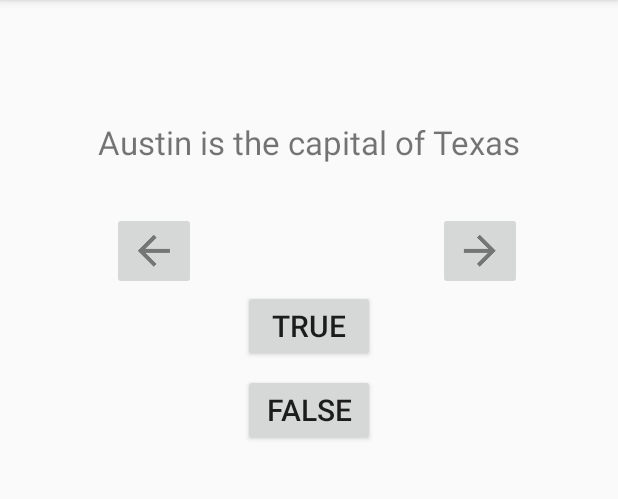
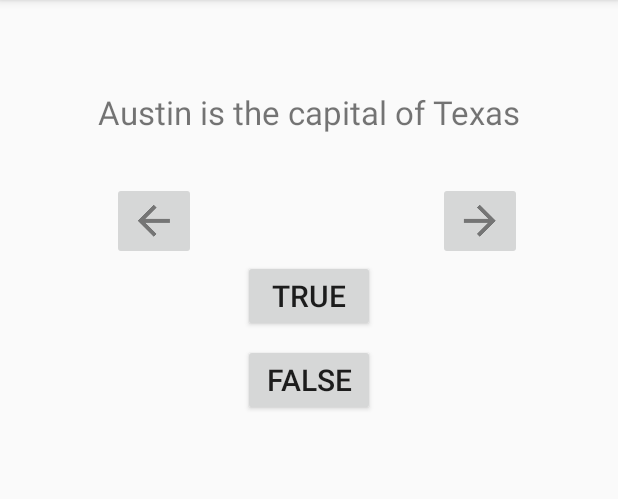
Before and after one commit to RutgersMobileApplicationDevelopment/Quiz, an Android app: the screen it shows after launch (QuizActivity), after a tap on "FALSE", on a phone screen of 412 x 824 dp, the part 84-583 px from its top. Run offline under Robolectric (Android 15) with nearby library versions, the phone set to English and light mode, and no system bars.

```diff
--- a/app/build.gradle
+++ b/app/build.gradle
@@ -24,7 +24,7 @@ android {
 }
 
 dependencies {
-    implementation fileTree(dir: 'libs', include: ['*.jar'])
+    implementation fileTree(include: ['*.jar'], dir: 'libs')
     implementation 'com.android.support:appcompat-v7:26.1.0'
     implementation 'com.android.support.constraint:constraint-layout:1.0.2'
     testImplementation 'junit:junit:4.12'
@@ -32,4 +32,5 @@ dependencies {
         exclude group: 'com.android.support', module: 'support-annotations'
     })
     implementation "org.jetbrains.kotlin:kotlin-stdlib-jre7:$kotlin_version"
+    implementation 'com.android.support:design:26.1.0'
 }
--- a/app/src/main/java/rutgers/edu/quiz/QuizActivity.java
+++ b/app/src/main/java/rutgers/edu/quiz/QuizActivity.java
@@ -1,7 +1,10 @@
 package rutgers.edu.quiz;
 
 import android.content.Intent;
+import android.content.pm.PackageManager;
+import android.net.Uri;
 import android.support.annotation.Nullable;
+import android.support.design.widget.Snackbar;
 import android.support.v7.app.AppCompatActivity;
 import android.os.Bundle;
 import android.view.View;
@@ -10,17 +13,19 @@ import android.widget.ImageButton;
 import android.widget.TextView;
 import android.widget.Toast;
 
+import java.util.List;
+
 class QuizActivity extends AppCompatActivity{
 
     private static final String EXTRA_INDEX="QuizActivity.EXTRA_INDEX";
 
     private static final String[][] mQuestions={
-            {"Austin is the capital of Texas","True"},
-            {"Los Angeles is the capital of New Jersey","False"},
-            {"Providence is the capital of Rhode Island","True"},
-            {"Sacramento is the capital of California","True"},
-            {"Cary is the capital of North Carolina","False"},
-            {"Houston is the capital of Washington","False"}
+            {"Austin","Texas","True"},
+            {"Los Angeles","New Jersey","False"},
+            {"Providence","Rhode Island","True"},
+            {"Sacramento","California","True"},
+            {"Cary","North Carolina","False"},
+            {"Houston","Washington","False"}
     };
 
     private ImageButton mLeftButton,mRightButton;
@@ -28,6 +33,7 @@ class QuizActivity extends AppCompatActivity{
     private Button mTrueButton, mFalseButton;
 
     private int mIndex;
+    private int mWrongCount=0;
     @Override
     protected void onCreate( Bundle savedInstanceState) {
         super.onCreate(savedInstanceState);
@@ -43,11 +49,11 @@ class QuizActivity extends AppCompatActivity{
         mTrueButton=findViewById(R.id.button_true);
         mFalseButton=findViewById(R.id.button_false);
 
-        mQuestionTextView.setText(mQuestions[mIndex][0]);
+        mQuestionTextView.setText(getQuestion(mQuestions[mIndex][0],mQuestions[mIndex][1]));
         mQuestionTextView.setOnLongClickListener(new View.OnLongClickListener() {
             @Override
             public boolean onLongClick(View v) {
-                Intent i=CheatActivity.getIntent(QuizActivity.this,mQuestions[mIndex][1]);
+                Intent i=CheatActivity.getIntent(QuizActivity.this,mQuestions[mIndex][2]);
                 QuizActivity.this.startActivity(i);
                 return true;
             }
@@ -61,7 +67,8 @@ class QuizActivity extends AppCompatActivity{
                 }else{
                     mIndex--;
                 }
-                mQuestionTextView.setText(mQuestions[mIndex][0]);
+                mWrongCount=0;
+                mQuestionTextView.setText(getQuestion(mQuestions[mIndex][0],mQuestions[mIndex][1]));
             }
         });
 
@@ -73,18 +80,23 @@ class QuizActivity extends AppCompatActivity{
                 }else{
                     mIndex++;
                 }
-                mQuestionTextView.setText(mQuestions[mIndex][0]);
+                mWrongCount=0;
+                mQuestionTextView.setText(getQuestion(mQuestions[mIndex][0],mQuestions[mIndex][1]));
             }
         });
 
         mTrueButton.setOnClickListener(new View.OnClickListener() {
             @Override
             public void onClick(View v) {
-                String res=mQuestions[mIndex][1];
+                String res=mQuestions[mIndex][2];
                 if(res.equals("True")){
                     Toast.makeText(QuizActivity.this,"Correct!",Toast.LENGTH_SHORT).show();
                 }else{
                     Toast.makeText(QuizActivity.this,"Wrong",Toast.LENGTH_SHORT).show();
+                    mWrongCount++;
+                    if(mWrongCount>2){
+                        showHintMessage();
+                    }
                 }
             }
         });
@@ -92,17 +104,47 @@ class QuizActivity extends AppCompatActivity{
         mFalseButton.setOnClickListener(new View.OnClickListener() {
             @Override
             public void onClick(View v) {
-                String res=mQuestions[mIndex][1];
+                String res=mQuestions[mIndex][2];
                 if(res.equals("False")){
                     Toast.makeText(QuizActivity.this,"Correct!",Toast.LENGTH_SHORT).show();
                 }else{
                     Toast.makeText(QuizActivity.this,"Wrong!",Toast.LENGTH_SHORT).show();
+                    mWrongCount++;
+                    if(mWrongCount>2){
+                        showHintMessage();
+                    }
+                }
+
+            }
+        });
+    }
+
+    private String getQuestion(String capital, String state){
+        return capital+" is the capital of "+state;
+    }
+
+    private void showHintMessage(){
+        Snackbar snackbar = Snackbar.make(findViewById(R.id.constraintlayout_quiz),
+                "Want a hint?", Snackbar.LENGTH_INDEFINITE);
+        snackbar.setAction("Yes", new View.OnClickListener() {
+            @Override
+            public void onClick(View v) {
+                Uri location = Uri.parse("geo:0,0?q="+mQuestions[mIndex][1]);
+                Intent mapIntent = new Intent(Intent.ACTION_VIEW, location);
+                if(doesAppExist(mapIntent)){
+                    startActivity(mapIntent);
                 }
             }
         });
-
+        snackbar.show();
     }
 
+    private boolean doesAppExist(Intent intent){
+        PackageManager packageManager = getPackageManager();
+        List activities = packageManager.queryIntentActivities(intent,
+                PackageManager.MATCH_DEFAULT_ONLY);
+        return activities.size() > 0;
+    }
 
 
     @Override
--- a/app/src/main/res/layout/activity_quiz.xml
+++ b/app/src/main/res/layout/activity_quiz.xml
@@ -4,6 +4,7 @@
     xmlns:tools="http://schemas.android.com/tools"
     android:layout_width="match_parent"
     android:layout_height="match_parent"
+    android:id="@+id/constraintlayout_quiz"
     tools:context="rutgers.edu.quiz.QuizActivity">
 
     <ImageButton
@@ -24,9 +25,10 @@
         android:id="@+id/textview_question"
         android:layout_width="wrap_content"
         android:layout_height="wrap_content"
-        android:layout_marginTop="80dp"
+        android:layout_marginTop="60dp"
         android:text="SAMPLE QUESTION TEXT"
         android:textSize="22sp"
+        app:layout_constraintHorizontal_bias="0.503"
         app:layout_constraintLeft_toLeftOf="parent"
         app:layout_constraintRight_toRightOf="parent"
         app:layout_constraintTop_toTopOf="parent" />
--- a/build.gradle
+++ b/build.gradle
@@ -7,7 +7,7 @@ buildscript {
         jcenter()
     }
     dependencies {
-        classpath 'com.android.tools.build:gradle:3.0.0-beta7'
+        classpath 'com.android.tools.build:gradle:3.0.1'
         classpath "org.jetbrains.kotlin:kotlin-gradle-plugin:$kotlin_version"
 
         // NOTE: Do not place your application dependencies here; they belong
```
